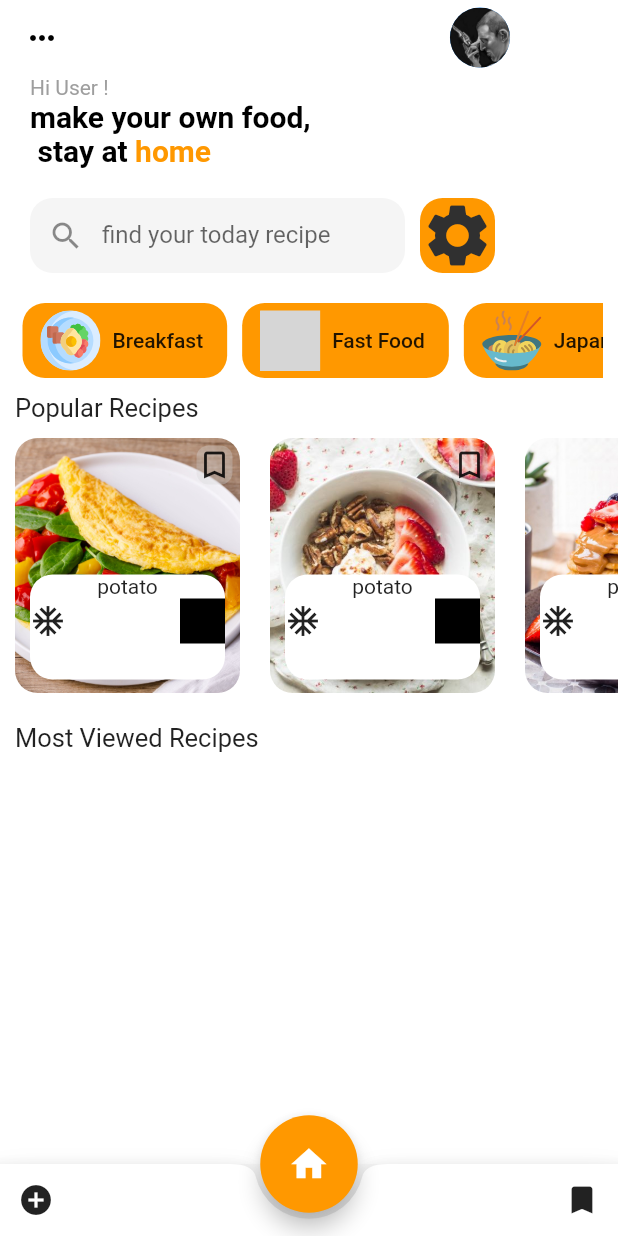
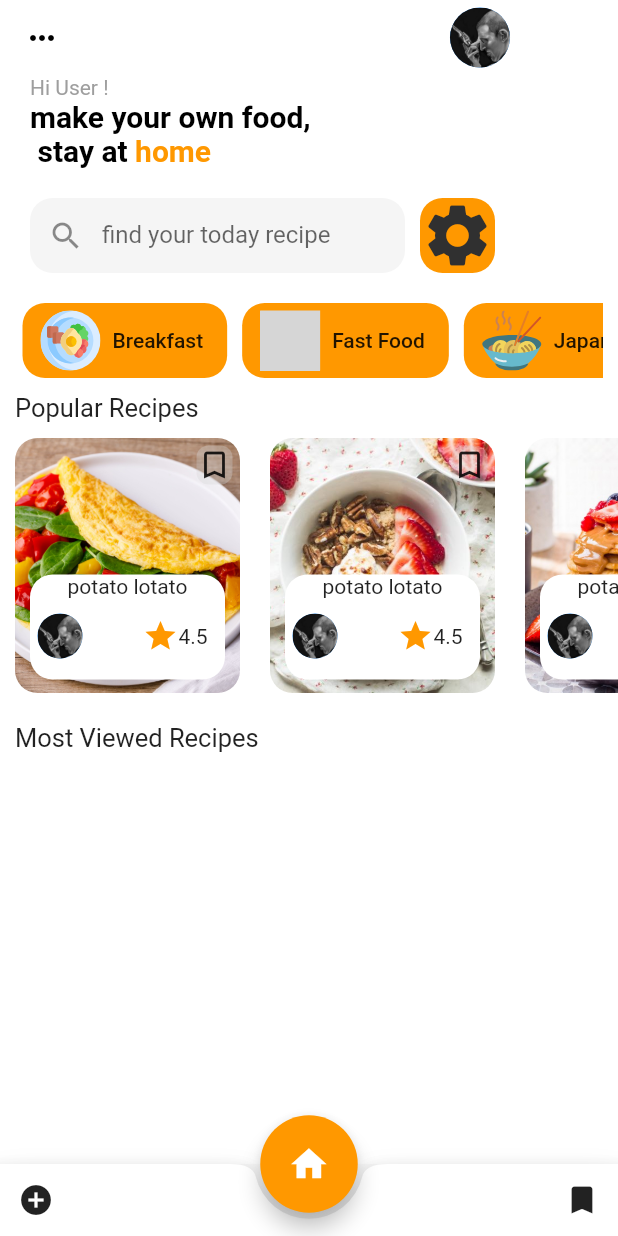
Before and after one commit to Enadir-Mekhlouf/Myrecipe, a Flutter app: the screen it shows after launch, on a phone screen of 412 x 824 dp. Run offline on Flutter 3.47's test engine with Material 2 defaults, Android fonts, the phone set to English and light mode, and no system bars; our stand-ins replace flutter_svg; grey boxes are pictures that could not be loaded.

Commit message:
details inside slider container

```diff
--- a/lib/main.dart
+++ b/lib/main.dart
@@ -35,7 +35,8 @@ class MyApp extends StatelessWidget {
                   },
                   child: CircleAvatar(
                     radius: 20.0,
-                      backgroundImage: AssetImage('images/vinz.jpg')),
+                    backgroundImage: AssetImage('images/vinz.jpg'),
+                  ),
                 )
               ],
             )),
@@ -285,19 +286,35 @@ class PopularRecipe extends StatelessWidget {
                       child: Container(
                         child: Column(
                           children: [
-                            Text("potato"),
-                            Row(
-                              mainAxisAlignment: MainAxisAlignment.spaceBetween,
+                            Text("potato lotato"),
+                            Container(
+                              margin: EdgeInsets.symmetric(
+                                  vertical: 10, horizontal: 5.0),
+                              child: Row(
+                                mainAxisAlignment:
+                                    MainAxisAlignment.spaceBetween,
                                 children: [
-                                Icon(Icons.ac_unit),
+                                  CircleAvatar(
+                                    radius: 15.0,
+                                    backgroundImage:
+                                        AssetImage('images/vinz.jpg'),
+                                  ),
                                   SizedBox(
                                     height: 30,
-                                  width: 30,
+                                    width: 50,
                                     child: Container(
-                                    color: Colors.black,
+                                      child: Row(
+                                        children: [
+                                          Icon(Icons.star_purple500_sharp,
+                                              color: Colors.orange),
+                                          Text("4.5")
+                                        ],
+                                      ),
+                                      //
                                     ),
                                   ),
                                 ],
+                              ),
                             )
                           ],
                         ),
```
Lines whose indentation alone changed are shown as unchanged.
